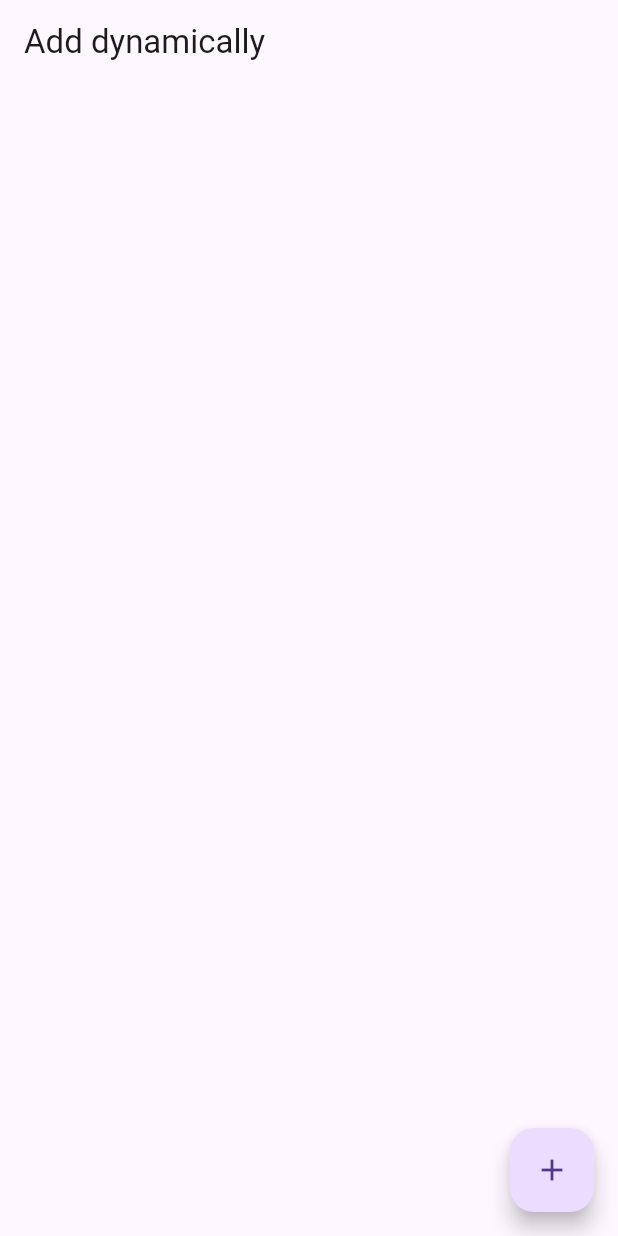
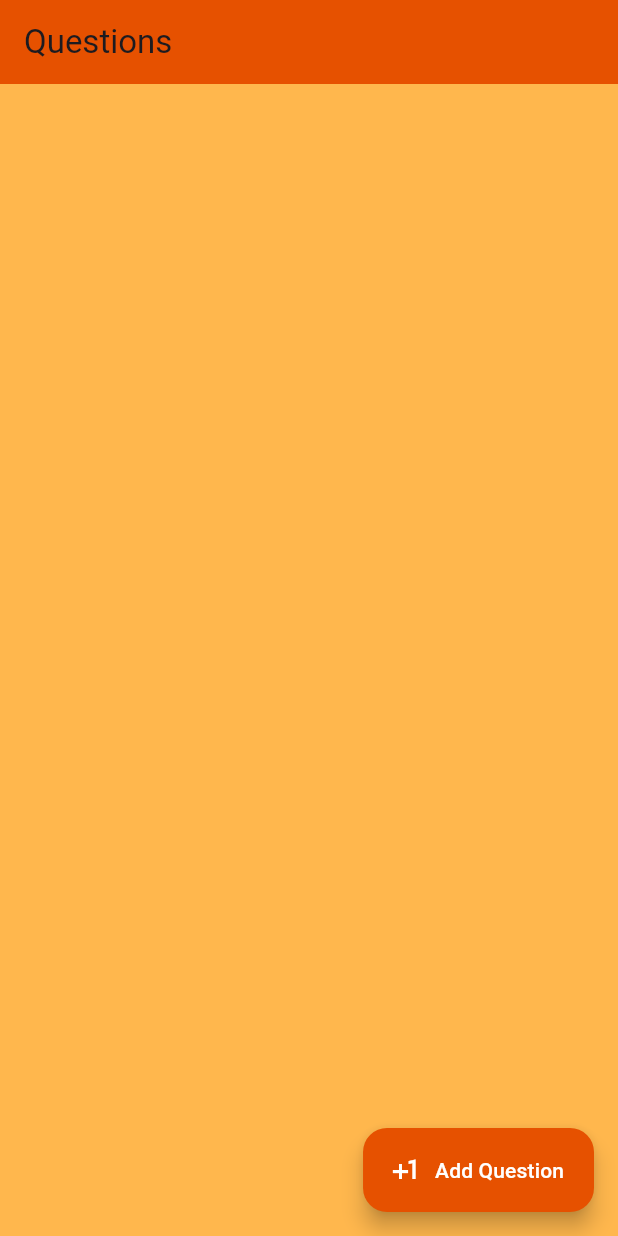
Before and after one commit to De4nWhit3/flutter_task12, a Flutter app: the screen it shows after launch, on a phone screen of 412 x 824 dp. Run offline on Flutter 3.47's test engine with Material 2 defaults, Android fonts, the light colour scheme and no system bars.

Commit message:
copied styling from deprecated class

```diff
--- a/lib/main.dart
+++ b/lib/main.dart
@@ -35,14 +35,13 @@ class HomePage extends StatelessWidget {
     const currentScreen = Screens.questionScreen;
     // const currentScreen = Screens.questionScreen;
 
-    return GenerateQuestion();
-
-    // switch (currentScreen) {
-    //   case (Screens.questionScreen):
-    //     return QuestionScreen();
-    //   default:
-    //     return const Placeholder();
-    // }
+    switch (currentScreen) {
+      case (Screens.questionScreen):
+        // return QuestionScreen();
+        return GenerateQuestion();
+      default:
+        return const Placeholder();
+    }
   }
 }
 
--- a/lib/screens/question_screen_fixed.dart
+++ b/lib/screens/question_screen_fixed.dart
@@ -141,14 +141,26 @@ class _GenerateQuestionState extends State<GenerateQuestion> {
 
     return Scaffold(
       appBar: AppBar(
-        title: const Text('Add dynamically'),
+        title: const Text('Questions'),
+        backgroundColor: Colors.orange.shade900,
       ),
+      floatingActionButton: FloatingActionButton.extended(
+        onPressed: addDynamic,
+        label: const Text(
+          'Add Question',
+          style: TextStyle(
+            color: Colors.white,
+          ),
+        ),
+        icon: const Icon(Icons.plus_one, color: Colors.white),
+        backgroundColor: Colors.orange.shade900,
+        splashColor: Colors.orange.shade400,
+      ),
+      backgroundColor: Colors.orange.shade300,
       body: Column(
-        children: [questionBox],
-      ),
-      floatingActionButton: FloatingActionButton(
-        onPressed: addDynamic,
-        child: const Icon(Icons.add),
+        children: [
+          questionBox,
+        ],
       ),
     );
   }
```
